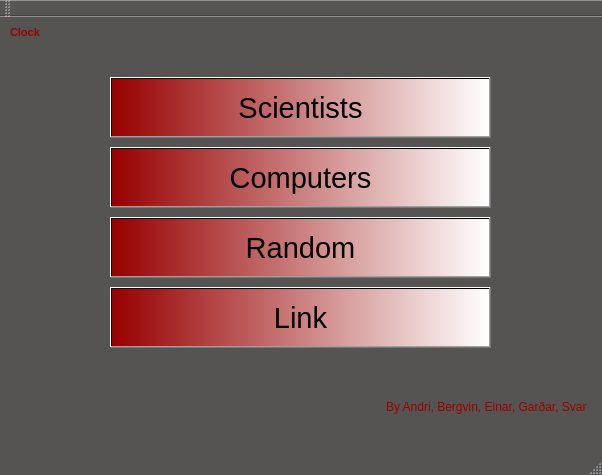
Old version of the form EndurvinnslustöðATeam/Skil3/mainwindow.ui in the repository trunti/verklegtn-m.
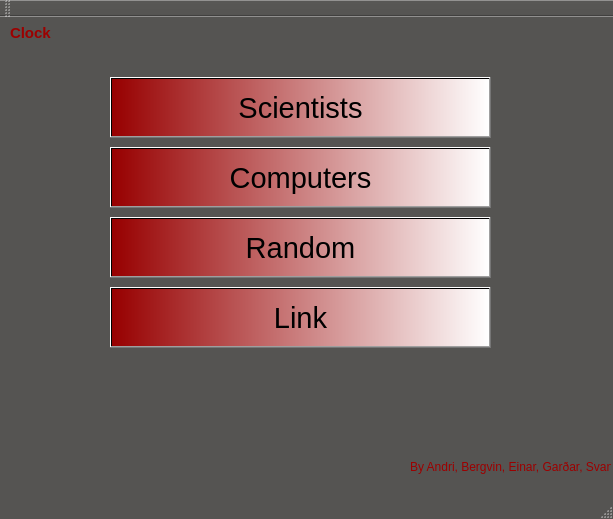
New version of the form. Icons and pictures are not drawn.

```diff
--- a/EndurvinnslustöðATeam/Skil3/mainwindow.ui
+++ b/EndurvinnslustöðATeam/Skil3/mainwindow.ui
@@ -6,8 +6,8 @@
    <rect>
     <x>0</x>
     <y>0</y>
-    <width>602</width>
-    <height>475</height>
+    <width>613</width>
+    <height>519</height>
    </rect>
   </property>
   <property name="palette">
@@ -175,14 +175,14 @@
      <rect>
       <x>10</x>
       <y>0</y>
-      <width>101</width>
+      <width>121</width>
       <height>31</height>
      </rect>
     </property>
     <property name="font">
      <font>
       <family>MS Shell Dlg 2</family>
-      <pointsize>8</pointsize>
+      <pointsize>11</pointsize>
       <weight>75</weight>
       <italic>false</italic>
       <bold>true</bold>
@@ -199,8 +199,8 @@
    <widget class="QLabel" name="Creator">
     <property name="geometry">
      <rect>
-      <x>386</x>
-      <y>380</y>
+      <x>410</x>
+      <y>440</y>
       <width>201</width>
       <height>20</height>
      </rect>
```
Left out of the diff: 2 changed lines with no effect on the pictures.
